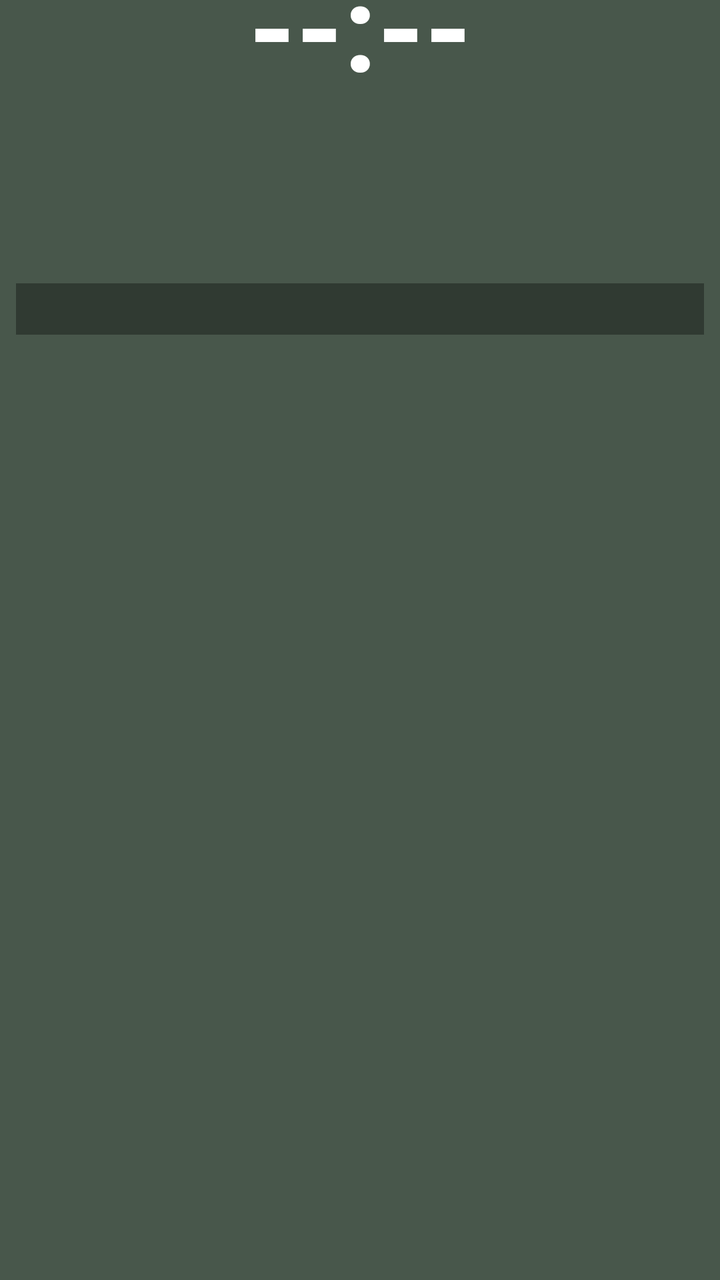
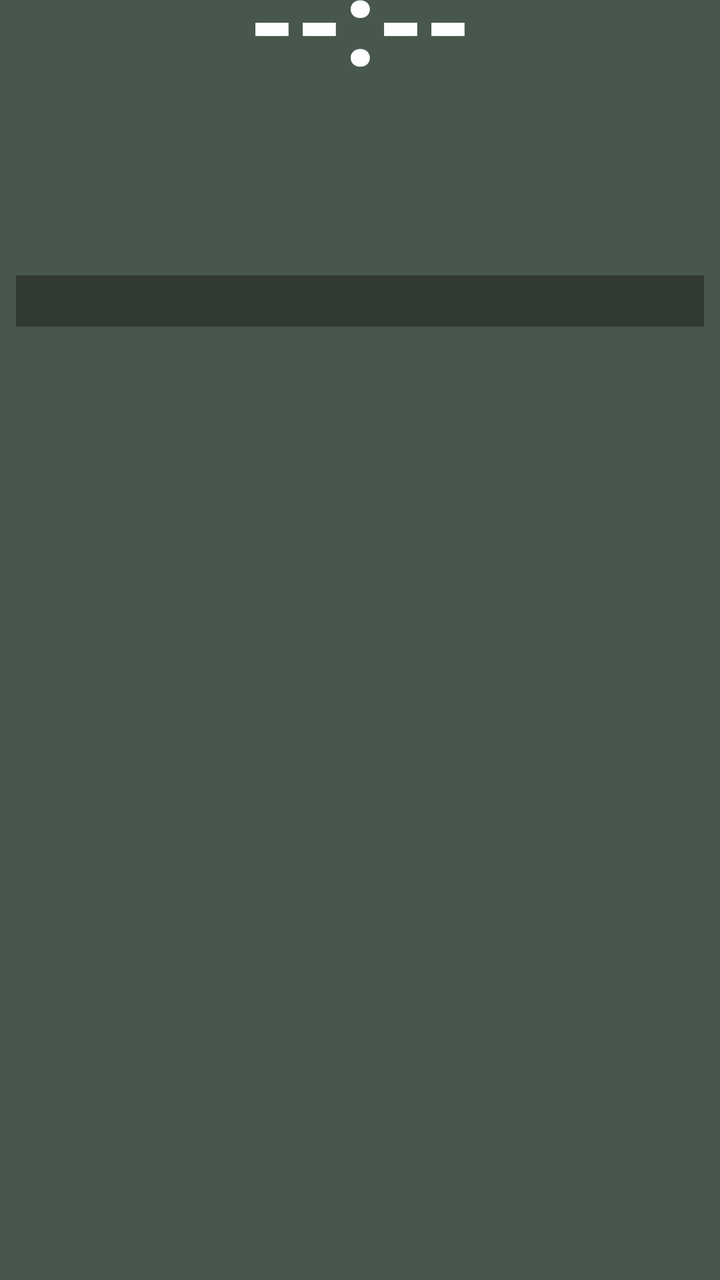

The first picture is an Android layout as it rendered before a commit; the second is the same layout after the commit. The layout source and the unified diff follow.
<!-- AndroidManifest.xml: fallback theme Theme.MaterialComponents.DayNight.NoActionBar -->
<!-- res/layout/prayer_widget_layout.xml -->
<?xml version="1.0" encoding="utf-8"?>
<LinearLayout xmlns:android="http://schemas.android.com/apk/res/android"
    android:layout_width="match_parent"
    android:layout_height="match_parent"
    android:orientation="vertical"
    android:background="@drawable/widget_background"
    android:paddingStart="8dp"
    android:paddingEnd="8dp"
    android:paddingTop="0dp"
    android:paddingBottom="8dp">

    
    <TextView
        android:id="@+id/widget_time"
        android:layout_width="match_parent"
        android:layout_height="wrap_content"
        android:layout_marginTop="-20dp"
        android:text="--:--"
        android:textColor="#FFFFFF"
        android:textSize="60sp"
        android:textStyle="bold"
        android:includeFontPadding="false"
        android:gravity="center" />

    
    <LinearLayout
        android:layout_width="match_parent"
        android:layout_height="wrap_content"
        android:layout_marginTop="-20dp"
        android:orientation="horizontal"
        android:gravity="center_vertical">

        <TextView
            android:id="@+id/widget_day"
            android:layout_width="0dp"
            android:layout_height="wrap_content"
            android:layout_weight="3"
            android:text=""
            android:textColor="#FFFFFF"
            android:textSize="25sp"
            android:textStyle="bold"
            android:includeFontPadding="false"
            android:singleLine="true"
            android:ellipsize="end" />

        <TextView
            android:id="@+id/widget_weather"
            android:layout_width="0dp"
            android:layout_height="wrap_content"
            android:layout_weight="4"
            android:text=""
            android:textColor="#80DEEA"
            android:textSize="13sp"
            android:textStyle="bold"
            android:gravity="end"
            android:singleLine="true"
            android:ellipsize="start" />

    </LinearLayout>

    
    <LinearLayout
        android:layout_width="match_parent"
        android:layout_height="wrap_content"
        android:layout_marginTop="-6dp"
        android:orientation="horizontal">

        
        <LinearLayout
            android:layout_width="0dp"
            android:layout_height="wrap_content"
            android:layout_weight="1"
            android:orientation="vertical">

            <TextView
                android:id="@+id/widget_gregorian"
                android:layout_width="wrap_content"
                android:layout_height="wrap_content"
                android:text=""
                android:textColor="#E0E0E0"
                android:textSize="16sp"
                android:textStyle="bold" />

            <TextView
                android:id="@+id/widget_hijri"
                android:layout_width="wrap_content"
                android:layout_height="wrap_content"
                android:layout_marginTop="3dp"
                android:text=""
                android:textColor="#FFD54F"
                android:textSize="15sp"
                android:textStyle="bold" />

            <TextView
                android:id="@+id/widget_bangla_date"
                android:layout_width="wrap_content"
                android:layout_height="wrap_content"
                android:layout_marginTop="3dp"
                android:text=""
                android:textColor="#80DEEA"
                android:textSize="15sp"
                android:textStyle="bold" />

        </LinearLayout>

        
        <LinearLayout
            android:layout_width="0dp"
            android:layout_height="wrap_content"
            android:layout_weight="1"
            android:orientation="vertical">

            <TextView
                android:id="@+id/widget_sunrise"
                android:layout_width="wrap_content"
                android:layout_height="wrap_content"
                android:text=""
                android:textColor="#FFD54F"
                android:textSize="14sp"
                android:textStyle="bold" />

            <TextView
                android:id="@+id/widget_sunset"
                android:layout_width="wrap_content"
                android:layout_height="wrap_content"
                android:layout_marginTop="2dp"
                android:text=""
                android:textColor="#FFD54F"
                android:textSize="14sp"
                android:textStyle="bold" />

            <TextView
                android:id="@+id/widget_sehri"
                android:layout_width="wrap_content"
                android:layout_height="wrap_content"
                android:layout_marginTop="2dp"
                android:text=""
                android:textColor="#00E676"
                android:textSize="14sp"
                android:textStyle="bold" />

            <TextView
                android:id="@+id/widget_iftar"
                android:layout_width="wrap_content"
                android:layout_height="wrap_content"
                android:layout_marginTop="2dp"
                android:text=""
                android:textColor="#00E676"
                android:textSize="14sp"
                android:textStyle="bold" />

        </LinearLayout>
    </LinearLayout>

    
    <TextView
        android:id="@+id/widget_alert"
        android:layout_width="match_parent"
        android:layout_height="wrap_content"
        android:layout_marginTop="5dp"
        android:paddingTop="4dp"
        android:paddingBottom="4dp"
        android:paddingStart="4dp"
        android:paddingEnd="4dp"
        android:background="#55000000"
        android:text=""
        android:textColor="#FFD54F"
        android:textSize="13sp"
        android:textStyle="bold"
        android:gravity="start"
        android:maxLines="7"
        android:ellipsize="end" />

</LinearLayout>
<!-- resources referenced by this layout -->
<resources>
  <!-- drawable widget_background (drawable) -->
  <?xml version="1.0" encoding="utf-8"?>
  <shape xmlns:android="http://schemas.android.com/apk/res/android"
      android:shape="rectangle">
      <solid android:color="#CC1B2E1F" />
  </shape>
</resources>

<!-- the commit's change to res/layout/prayer_widget_layout.xml (unified diff, before → after) -->
@@ -14,7 +14,7 @@
         android:id="@+id/widget_time"
         android:layout_width="match_parent"
         android:layout_height="wrap_content"
-        android:layout_marginTop="-20dp"
+        android:layout_marginTop="-23dp"
         android:text="--:--"
         android:textColor="#FFFFFF"
         android:textSize="60sp"
@@ -26,7 +26,7 @@
     <LinearLayout
         android:layout_width="match_parent"
         android:layout_height="wrap_content"
-        android:layout_marginTop="-20dp"
+        android:layout_marginTop="-23dp"
         android:orientation="horizontal"
         android:gravity="center_vertical">
 
@@ -62,7 +62,7 @@
     <LinearLayout
         android:layout_width="match_parent"
         android:layout_height="wrap_content"
-        android:layout_marginTop="-6dp"
+        android:layout_marginTop="-4dp"
         android:orientation="horizontal">
 
         
